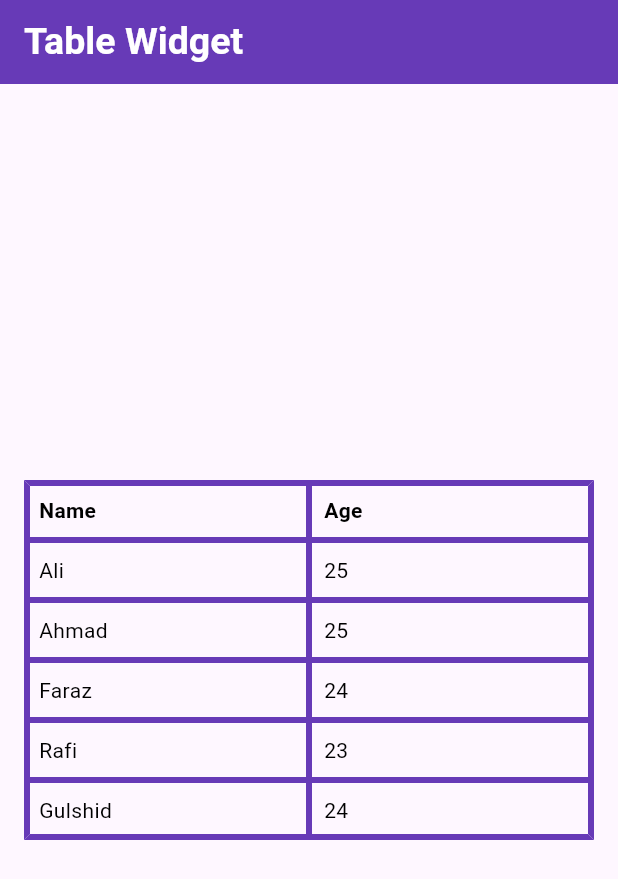
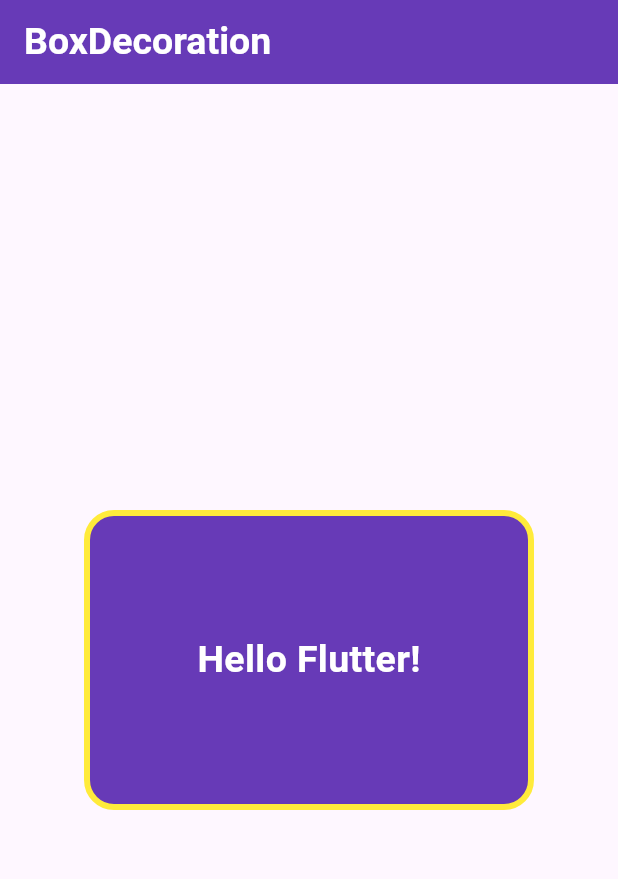
Before and after one commit to Gulshid/Flutter-Shorts-, a Flutter app: the screen it shows after launch, on a phone screen of 412 x 824 dp. Shown: the top 879 px of the screen. Run offline on Flutter 3.47's test engine with Material 3 defaults, Android fonts, the phone set to English and light mode, and no system bars.

Commit message:
boxdecoration is done

```diff
--- /dev/null
+++ b/shorts/lib/Flutter Styling and UI Design/boxdecoration.dart
@@ -0,0 +1,50 @@
+import 'package:flutter/material.dart';
+
+class BoxdecorationWidget extends StatefulWidget {
+  const BoxdecorationWidget({super.key});
+
+  @override
+  State<BoxdecorationWidget> createState() => _BoxdecorationWidgetState();
+}
+
+class _BoxdecorationWidgetState extends State<BoxdecorationWidget> {
+  @override
+  Widget build(BuildContext context) {
+    return Scaffold(
+      appBar: AppBar(
+        title: const Text(
+          'BoxDecoration',
+          style: TextStyle(
+            color: Colors.white,
+            fontSize: 25,
+            fontWeight: FontWeight.bold,
+          ),
+        ),
+        backgroundColor: Colors.deepPurple,
+      ),
+
+      body: Center(
+        child: Container(
+          height: 200,
+          width: 300,
+          decoration: BoxDecoration(
+            color: Colors.deepPurple,
+            borderRadius: BorderRadius.circular(20),
+            border: Border.all(color: Colors.yellow, width: 4),
+          ),
+
+          child: Center(
+            child: Text(
+              "Hello Flutter!",
+              style: TextStyle(
+                color: Colors.white,
+                fontSize: 25,
+                fontWeight: FontWeight.bold,
+              ),
+            ),
+          ),
+        ),
+      ),
+    );
+  }
+}
--- a/shorts/lib/main.dart
+++ b/shorts/lib/main.dart
@@ -1,5 +1,5 @@
 import 'package:flutter/material.dart';
-import 'package:shorts/Layout%20and%20Positioning/table_widget.dart';
+import 'package:shorts/Flutter%20Styling%20and%20UI%20Design/boxdecoration.dart';
 
 void main() {
   runApp(const MyApp());
@@ -12,7 +12,7 @@ class MyApp extends StatelessWidget {
   Widget build(BuildContext context) {
     return MaterialApp(
       debugShowCheckedModeBanner: false,
-      home: TableWidget(),
+      home: BoxdecorationWidget(),
     );
   }
 }
```
